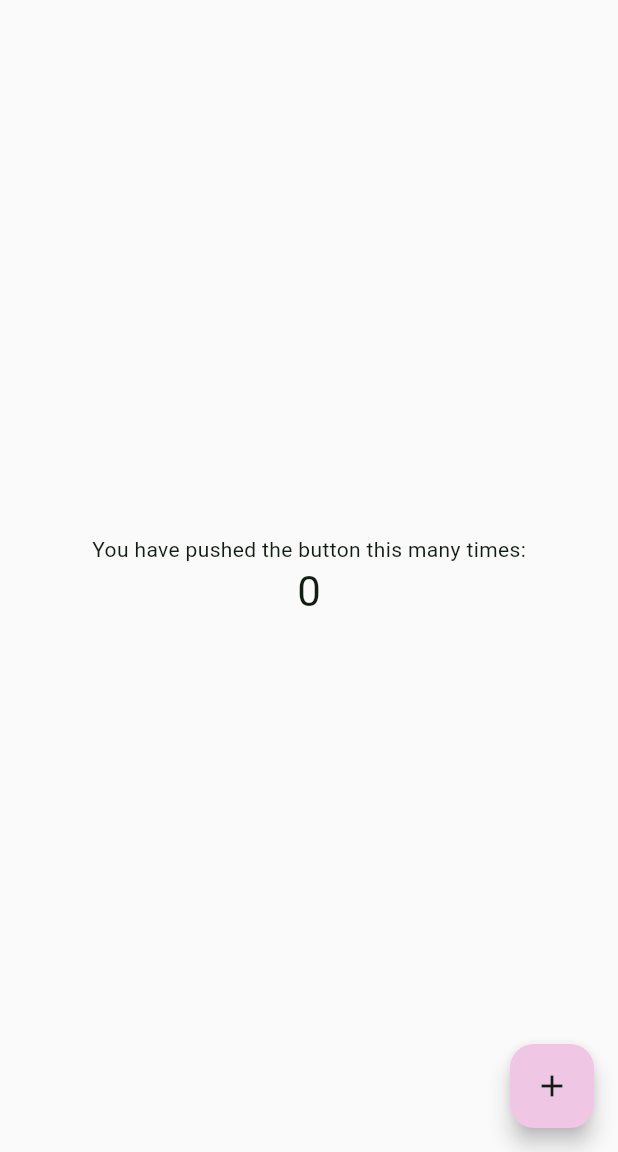
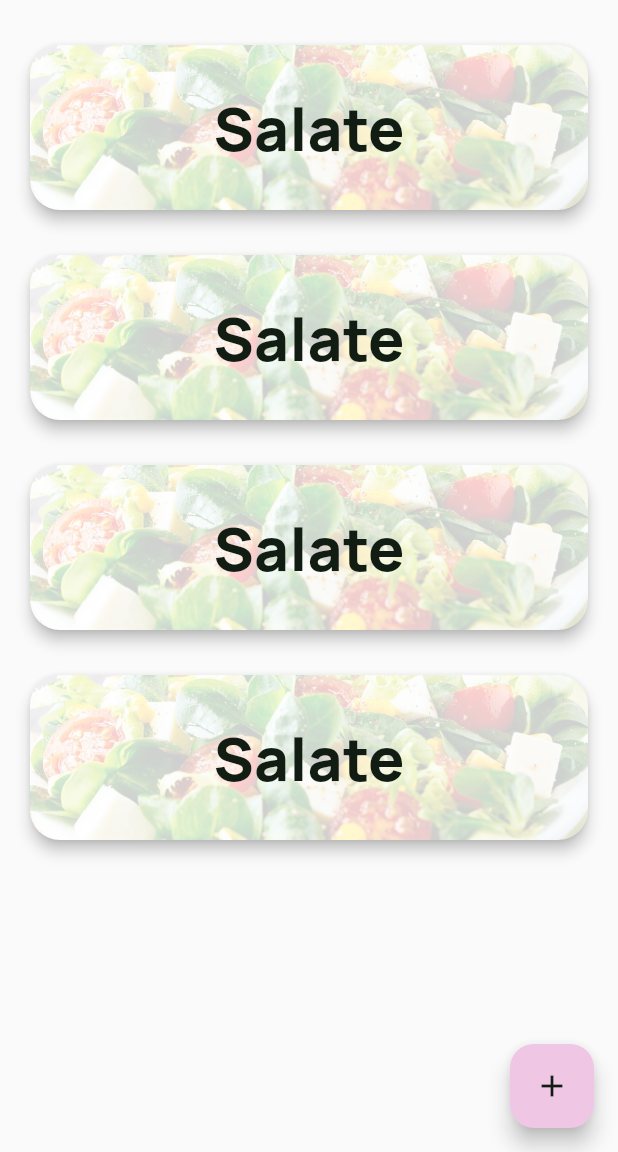
Before and after one commit to pythonite42/Sarahs_recipes, a Flutter app: the screen it shows after launch, on a phone screen of 412 x 824 dp, the part 84-1236 px from its top. Run offline on Flutter 3.47's test engine with Material 3 defaults, Android fonts, the phone set to English and light mode, and no system bars; our stand-ins replace google_fonts.

Commit message:
primitive first style

```diff
--- a/lib/main.dart
+++ b/lib/main.dart
@@ -48,16 +48,161 @@ class _MyHomePageState extends State<MyHomePage> {
         centerTitle: true,
         title: Text(widget.title, style: GoogleFonts.indieFlower(fontSize: 30)),
       ),
-      body: Center(
+      body: SingleChildScrollView(
         child: Column(
-          mainAxisAlignment: MainAxisAlignment.center,
+          crossAxisAlignment: CrossAxisAlignment.center,
           children: <Widget>[
-            const Text(
-              'You have pushed the button this many times:',
+            Container(
+              padding: EdgeInsets.only(top: 30, left: 20, right: 20),
+              width: double.infinity,
+              height: 140,
+              child: Material(
+                elevation: 4,
+                shape: RoundedRectangleBorder(
+                  borderRadius: BorderRadius.all(Radius.circular(20)),
+                ),
+                clipBehavior: Clip.antiAliasWithSaveLayer,
+                child: InkWell(
+                  splashColor: Theme.of(context).colorScheme.primary,
+                  onTap: () {},
+                  child: Stack(
+                    children: [
+                      Ink.image(
+                        image: AssetImage('assets/salad.jpeg'),
+                        fit: BoxFit.cover,
+                      ),
+                      Container(
+                        width: double.infinity,
+                        height: double.infinity,
+                        color: Color(0xCFFFFFFF),
+                      ),
+                      Center(
+                        child: Text(
+                          "Salate",
+                          style: GoogleFonts.manrope(
+                              fontSize: 40,
+                              fontWeight: FontWeight.w800,
+                              color: Theme.of(context).colorScheme.onPrimary),
+                        ),
+                      )
+                    ],
+                  ),
+                ),
+              ),
             ),
-            Text(
-              '$_counter',
-              style: Theme.of(context).textTheme.headlineMedium,
+            Container(
+              padding: EdgeInsets.only(top: 30, left: 20, right: 20),
+              width: double.infinity,
+              height: 140,
+              child: Material(
+                elevation: 4,
+                shape: RoundedRectangleBorder(
+                  borderRadius: BorderRadius.all(Radius.circular(20)),
+                ),
+                clipBehavior: Clip.antiAliasWithSaveLayer,
+                child: InkWell(
+                  splashColor: Theme.of(context).colorScheme.primary,
+                  onTap: () {},
+                  child: Stack(
+                    children: [
+                      Ink.image(
+                        image: AssetImage('assets/salad.jpeg'),
+                        fit: BoxFit.cover,
+                      ),
+                      Container(
+                        width: double.infinity,
+                        height: double.infinity,
+                        color: Color(0xCFFFFFFF),
+                      ),
+                      Center(
+                        child: Text(
+                          "Salate",
+                          style: GoogleFonts.manrope(
+                              fontSize: 40,
+                              fontWeight: FontWeight.w800,
+                              color: Theme.of(context).colorScheme.onPrimary),
+                        ),
+                      )
+                    ],
+                  ),
+                ),
+              ),
+            ),
+            Container(
+              padding: EdgeInsets.only(top: 30, left: 20, right: 20),
+              width: double.infinity,
+              height: 140,
+              child: Material(
+                elevation: 4,
+                shape: RoundedRectangleBorder(
+                  borderRadius: BorderRadius.all(Radius.circular(20)),
+                ),
+                clipBehavior: Clip.antiAliasWithSaveLayer,
+                child: InkWell(
+                  splashColor: Theme.of(context).colorScheme.primary,
+                  onTap: () {},
+                  child: Stack(
+                    children: [
+                      Ink.image(
+                        image: AssetImage('assets/salad.jpeg'),
+                        fit: BoxFit.cover,
+                      ),
+                      Container(
+                        width: double.infinity,
+                        height: double.infinity,
+                        color: Color(0xCFFFFFFF),
+                      ),
+                      Center(
+                        child: Text(
+                          "Salate",
+                          style: GoogleFonts.manrope(
+                              fontSize: 40,
+                              fontWeight: FontWeight.w800,
+                              color: Theme.of(context).colorScheme.onPrimary),
+                        ),
+                      )
+                    ],
+                  ),
+                ),
+              ),
+            ),
+            Container(
+              padding: EdgeInsets.only(top: 30, left: 20, right: 20),
+              width: double.infinity,
+              height: 140,
+              child: Material(
+                elevation: 4,
+                shape: RoundedRectangleBorder(
+                  borderRadius: BorderRadius.all(Radius.circular(20)),
+                ),
+                clipBehavior: Clip.antiAliasWithSaveLayer,
+                child: InkWell(
+                  splashColor: Theme.of(context).colorScheme.primary,
+                  onTap: () {},
+                  child: Stack(
+                    children: [
+                      Ink.image(
+                        image: AssetImage('assets/salad.jpeg'),
+                        fit: BoxFit.cover,
+                      ),
+                      Container(
+                        width: double.infinity,
+                        height: double.infinity,
+                        color: Color(0xCFFFFFFF),
+                      ),
+                      Center(
+                        child: Text(
+                          "Salate",
+                          style: GoogleFonts.manrope(
+                              fontSize: 40,
+                              fontWeight: FontWeight.w800,
+                              color: Theme.of(context).colorScheme.onPrimary),
+                        ),
+                      )
+                    ],
+                  ),
+                ),
+              ),
             ),
           ],
         ),
--- a/pubspec.yaml
+++ b/pubspec.yaml
@@ -35,6 +35,7 @@ dependencies:
   # The following adds the Cupertino Icons font to your application.
   # Use with the CupertinoIcons class for iOS style icons.
   cupertino_icons: ^1.0.6
+  google_fonts: ^6.2.1
 
 dev_dependencies:
   flutter_test:
@@ -61,7 +62,7 @@ flutter:
   # To add assets to your application, add an assets section, like this:
   assets:
     - assets/icon.svg
-  #   - images/a_dot_ham.jpeg
+    - assets/salad.jpeg
 
   # An image asset can refer to one or more resolution-specific "variants", see
   # https://flutter.dev/assets-and-images/#resolution-aware
```
Also changed, not shown: assets/salad.jpeg (added), pubspec.lock, 7 other files.
